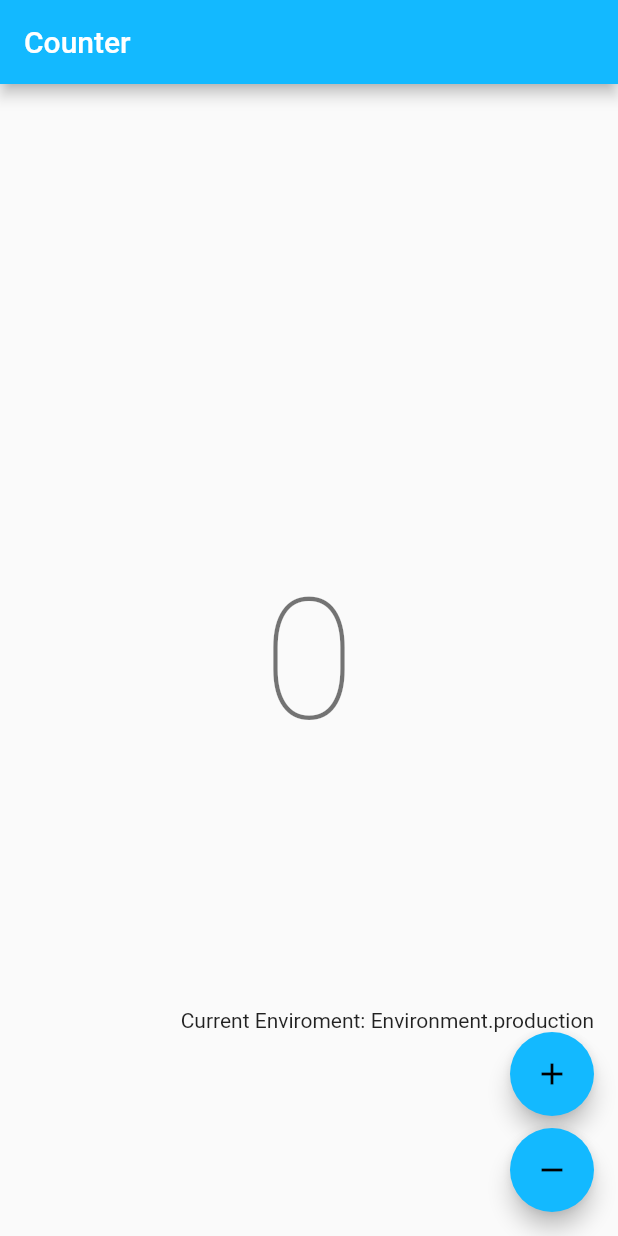
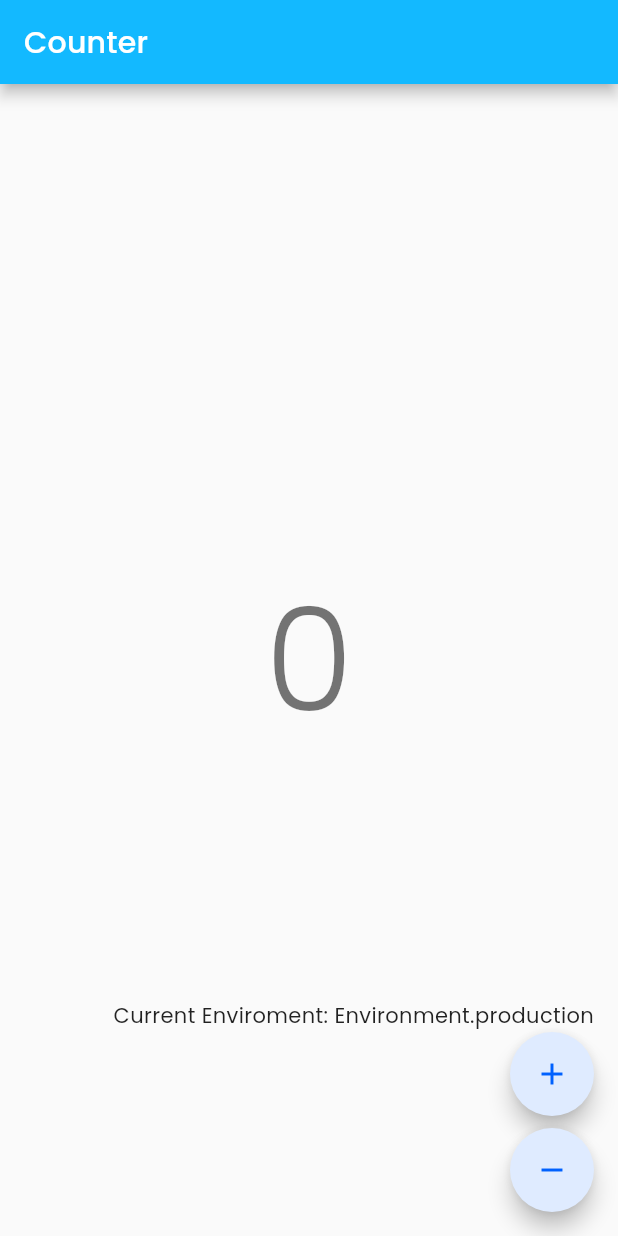
Before and after one commit to doxa-valsium/doxa-mobile-app, a Flutter app: the screen it shows after launch, on a phone screen of 412 x 824 dp. Run offline on Flutter 3.47's test engine with Material 2 defaults, Android fonts, the phone set to English and light mode, and no system bars; our stand-ins replace bloc, flutter_bloc, get, google_fonts, shared_preferences.

Commit message:
theme ticket completed

```diff
--- a/lib/main_mock.dart
+++ b/lib/main_mock.dart
@@ -2,7 +2,10 @@ import 'package:doxa_mobile_app/presentation/app.dart';
 
 import 'bootstrap.dart';
 import 'services/environment_config_service.dart';
+import 'package:get/get.dart';
+
 
 void main() {
   bootstrap(() => const App(), environment: Environment.mock);
+
 }
--- a/lib/presentation/app.dart
+++ b/lib/presentation/app.dart
@@ -1,8 +1,10 @@
 import 'package:doxa_mobile_app/presentation/routes.dart';
 import 'package:doxa_mobile_app/presentation/screens/counter_screen/counter_screen.dart';
 import 'package:doxa_mobile_app/presentation/screens/playground/playground.dart';
+import 'package:doxa_mobile_app/presentation/screens/playground/themeTesting.dart';
 import 'package:flutter/material.dart';
 import 'package:get/get.dart';
+import 'package:google_fonts/google_fonts.dart';
 
 import '../logger.dart';
 import '../services/environment_config_service.dart';
@@ -16,9 +18,89 @@ class App extends StatelessWidget {
       debugShowCheckedModeBanner: false,
       theme: ThemeData(
         appBarTheme: const AppBarTheme(color: Color(0xFF13B9FF)),
-        colorScheme: ColorScheme.fromSwatch(
-          accentColor: const Color(0xFF13B9FF),
+        colorScheme: ColorScheme(
+          // accentColor: Color(0xFF13B9FF),
+          brightness: Brightness.light,
+          primary: Color(0xFF0061FE),
+          primaryContainer: Color(0xFF0061FE),
+          secondary: Color(0xFFDFEBFF),
+          secondaryContainer: Color(0xFFCFE0FF),
+          error: Color(0xFFFFEAEA),
+          surface: Color(0xFFE7E7E7),
+          background: Color(0xFFFFFFFF),
+          onPrimary: Color(0xFFFFFFFF),
+          onSecondary: Color(0xFF0061FE),
+          onError: Color(0xFFD53030),
+          onSurface: Color(0xFFB5B5B5),
+          onBackground: Color(0xFF081C43),
+          tertiary: Color(0xFFD9FFE1),
+          onTertiary: Color(0xFF00CB2D),
         ),
+
+        textTheme: TextTheme(
+          headline1: GoogleFonts.poppins(
+            fontSize: 96,
+            fontWeight: FontWeight.w300,
+            letterSpacing: -1.5,
+          ),
+          headline2: GoogleFonts.poppins(
+            fontSize: 60,
+            fontWeight: FontWeight.w300,
+            letterSpacing: -0.5,
+            color: Color(0xFF0061FE),
+          ),
+          headline3: GoogleFonts.poppins(
+            fontSize: 48,
+            fontWeight: FontWeight.w400,
+            letterSpacing: 0,
+          ),
+          headline4: GoogleFonts.poppins(
+            fontSize: 34,
+            fontWeight: FontWeight.w400,
+            letterSpacing: 0.25,
+          ),
+          headline5: GoogleFonts.poppins(
+            fontSize: 28,
+            fontWeight: FontWeight.w600,
+            letterSpacing: 0.18,
+          ),
+          headline6: GoogleFonts.poppins(
+            fontSize: 20,
+            fontWeight: FontWeight.w500,
+            letterSpacing: 0.15,
+          ),
+          subtitle1: GoogleFonts.poppins(
+            fontSize: 16,
+            fontWeight: FontWeight.w400,
+            letterSpacing: 0.15,
+          ),
+          subtitle2: GoogleFonts.poppins(
+            fontSize: 14,
+            fontWeight: FontWeight.w500,
+            letterSpacing: 0.1,
+          ),
+          bodyText1: GoogleFonts.poppins(
+            fontSize: 16,
+            fontWeight: FontWeight.w400,
+            letterSpacing: 0.5,
+          ),
+          bodyText2: GoogleFonts.poppins(
+            fontSize: 14,
+            fontWeight: FontWeight.w400,
+            letterSpacing: 0.25,
+          ),
+          caption: GoogleFonts.poppins(
+              fontSize: 10,
+              fontWeight: FontWeight.w400,
+              letterSpacing: 0.4,
+          ),
+          overline: GoogleFonts.poppins(
+              fontSize: 9,
+              fontWeight: FontWeight.w300,
+              letterSpacing: 0.3,
+            ),
+        )
+
       ),
       home: EnvironmentConfigService.currentEnivironment == Environment.mock ? const Playground() : const CounterScreen(),
       getPages: Routes.getRoutes,
--- a/lib/presentation/routes.dart
+++ b/lib/presentation/routes.dart
@@ -3,14 +3,14 @@ import 'package:doxa_mobile_app/presentation/screens/login_screen/login_screen.d
 import 'package:doxa_mobile_app/presentation/screens/playground/playground.dart';
 import 'package:doxa_mobile_app/presentation/screens/signup_screen/signup_screen.dart';
 import 'package:get/get.dart';
+import 'package:doxa_mobile_app/presentation/screens/playground/themeTesting.dart';
 
 class Routes {
-
-static List<GetPage> getRoutes = [
+  static List<GetPage> getRoutes = [
     GetPage(name: CounterScreen.route, page: () => const CounterScreen()),
     GetPage(name: LoginScreen.route, page: () => const LoginScreen()),
     GetPage(name: SignupScreen.route, page: () => const LoginScreen()),
     GetPage(name: SignupScreen.route, page: () => const Playground()),
-
+    GetPage(name: '/themeTesting', page: () => themetest()),
   ];
 }
--- a/pubspec.yaml
+++ b/pubspec.yaml
@@ -33,6 +33,7 @@ dependencies:
     sdk: flutter
   flutter_bloc: ^8.0.1
   get: ^4.6.1
+  google_fonts: ^2.3.1
   logger: ^1.1.0
   shared_preferences: ^2.0.13
 
```
Also changed, not shown: lib/presentation/screens/playground/playground.dart (+8 -0 lines), lib/presentation/screens/playground/themeTesting.dart (added, +183 -0 lines), pubspec.lock.
